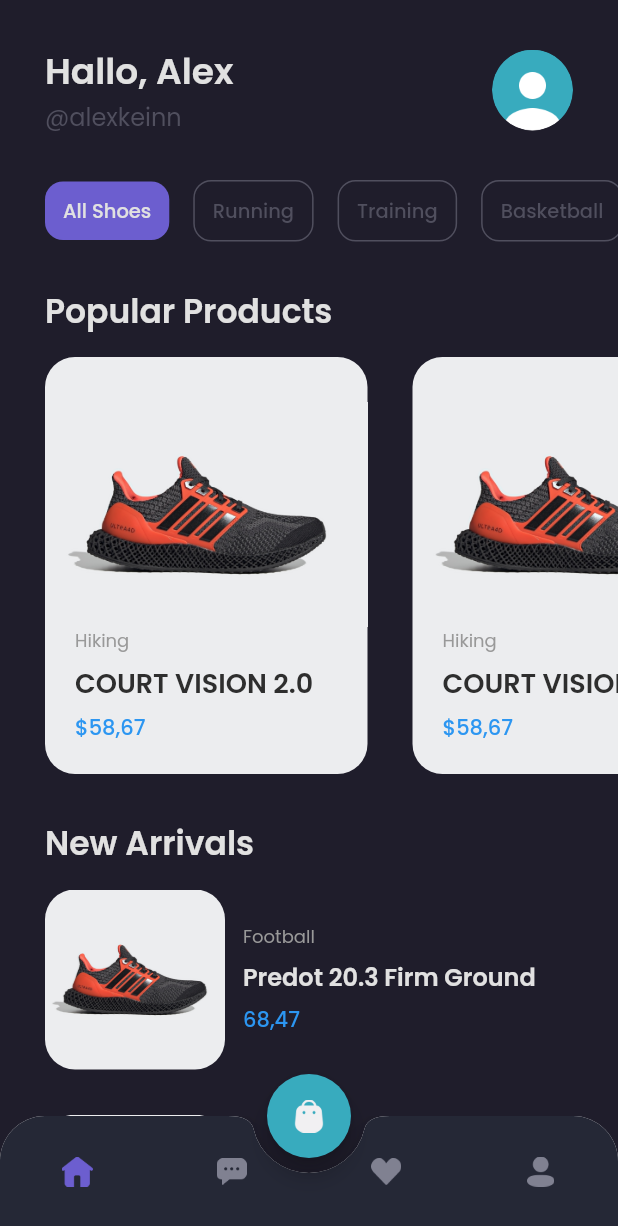
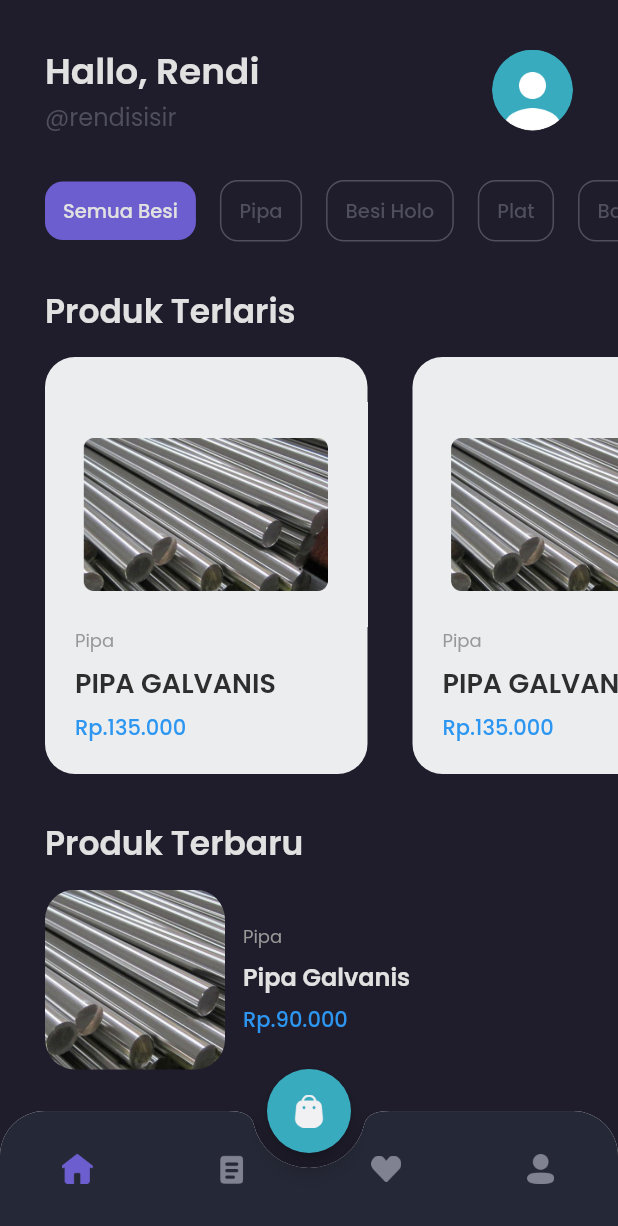
Before and after one commit to rndik/papb-tubes, a Flutter app: the screen it shows after launch, after a tap on "Sign In", on a phone screen of 412 x 824 dp. Shown: the top 1226 px of the screen. Run offline on Flutter 3.47's test engine with Material 3 defaults, Android fonts, the phone set to English and light mode, and no system bars; our stand-ins replace carousel_slider, google_fonts.

Commit message:
perbaikan gambar product dan splash page

```diff
--- a/lib/pages/edit_profile_page.dart
+++ b/lib/pages/edit_profile_page.dart
@@ -50,7 +50,7 @@ class EditProfilePage extends StatelessWidget {
             TextFormField(
               style: primaryTextStyle,
               decoration: InputDecoration(
-                hintText: 'Alex keinnzal',
+                hintText: 'Rendi Kurniawan',
                 hintStyle: primaryTextStyle,
                 enabledBorder: UnderlineInputBorder(
                   borderSide: BorderSide(
@@ -81,7 +81,7 @@ class EditProfilePage extends StatelessWidget {
             TextFormField(
               style: primaryTextStyle,
               decoration: InputDecoration(
-                hintText: '@alexkeinn',
+                hintText: '@rendisisir',
                 hintStyle: primaryTextStyle,
                 enabledBorder: UnderlineInputBorder(
                   borderSide: BorderSide(
@@ -112,7 +112,7 @@ class EditProfilePage extends StatelessWidget {
             TextFormField(
               style: primaryTextStyle,
               decoration: InputDecoration(
-                hintText: 'alex.kein@gmail.com',
+                hintText: 'rendi.kur@gmail.com',
                 hintStyle: primaryTextStyle,
                 enabledBorder: UnderlineInputBorder(
                   borderSide: BorderSide(
--- a/lib/pages/home/home_page.dart
+++ b/lib/pages/home/home_page.dart
@@ -17,12 +17,12 @@ class HomePage extends StatelessWidget {
                 crossAxisAlignment: CrossAxisAlignment.start,
                 children: [
                   Text(
-                    'Hallo, Alex',
+                    'Hallo, Rendi',
                     style: primaryTextStyle.copyWith(
                         fontSize: 24, fontWeight: semiBold),
                   ),
                   Text(
-                    "@alexkeinn",
+                    "@rendisisir",
                     style: subtitleTextStyle.copyWith(fontSize: 16),
                   ),
                 ],
@@ -66,7 +66,7 @@ class HomePage extends StatelessWidget {
                   color: primaryColor,
                 ),
                 child: Text(
-                  'All Shoes',
+                  'Semua Besi',
                   style: primaryTextStyle.copyWith(
                     fontSize: 13,
                     fontWeight: medium,
@@ -85,7 +85,7 @@ class HomePage extends StatelessWidget {
                   color: transparentColor,
                 ),
                 child: Text(
-                  'Running',
+                  'Pipa',
                   style: subtitleTextStyle.copyWith(
                     fontSize: 13,
                     fontWeight: medium,
@@ -104,7 +104,7 @@ class HomePage extends StatelessWidget {
                   color: transparentColor,
                 ),
                 child: Text(
-                  'Training',
+                  'Besi Holo',
                   style: subtitleTextStyle.copyWith(
                     fontSize: 13,
                     fontWeight: medium,
@@ -123,7 +123,7 @@ class HomePage extends StatelessWidget {
                   color: transparentColor,
                 ),
                 child: Text(
-                  'Basketball',
+                  'Plat',
                   style: subtitleTextStyle.copyWith(
                     fontSize: 13,
                     fontWeight: medium,
@@ -142,7 +142,7 @@ class HomePage extends StatelessWidget {
                   color: transparentColor,
                 ),
                 child: Text(
-                  'Hiking',
+                  'Baja Ringan',
                   style: subtitleTextStyle.copyWith(
                     fontSize: 13,
                     fontWeight: medium,
@@ -160,7 +160,7 @@ class HomePage extends StatelessWidget {
           margin: EdgeInsets.only(
               top: defaultMargin, left: defaultMargin, right: defaultMargin),
           child: Text(
-            'Popular Products',
+            'Produk Terlaris',
             style:
                 primaryTextStyle.copyWith(fontSize: 22, fontWeight: semiBold),
           ));
@@ -191,7 +191,7 @@ class HomePage extends StatelessWidget {
           margin: EdgeInsets.only(
               top: defaultMargin, left: defaultMargin, right: defaultMargin),
           child: Text(
-            'New Arrivals',
+            'Produk Terbaru',
             style:
                 primaryTextStyle.copyWith(fontSize: 22, fontWeight: semiBold),
           ));
--- a/lib/pages/home/main_page.dart
+++ b/lib/pages/home/main_page.dart
@@ -66,8 +66,8 @@ class _MainPageState extends State<MainPage> {
                     bottom:10,
                     ),
                     child: Image.asset(
-                      'assets/icon_chat.png',
-                      width: 20,
+                      'assets/icon_myorder.png',
+                      width: 26,
                       color: currentIndex == 1 ? primaryColor : Color(0xff808191),
                     ),
                   ),
--- a/lib/pages/home/profile_page.dart
+++ b/lib/pages/home/profile_page.dart
@@ -30,14 +30,14 @@ class ProfilePage extends StatelessWidget {
                     crossAxisAlignment: CrossAxisAlignment.start,
                     children: [
                       Text(
-                        'Hallo, Alex',
+                        'Hallo, Rendi',
                         style: primaryTextStyle.copyWith(
                           fontSize: 24,
                           fontWeight: semiBold,
                         ),
                       ),
                       Text(
-                        '@alexkeinn',
+                        '@rendisisir',
                         style: subtitleTextStyle.copyWith(
                           fontSize: 16,
                         ),
--- a/lib/pages/product_page.dart
+++ b/lib/pages/product_page.dart
@@ -11,21 +11,21 @@ class ProductPage extends StatefulWidget {
 
 class _ProductPageState extends State<ProductPage> {
   List images = [
-    'assets/image_shoes.png',
-    'assets/image_shoes.png',
-    'assets/image_shoes.png',
+    'assets/image_steel2.png',
+    'assets/image_steel2.png',
+    'assets/image_steel2.png',
   ];
 
-  List familiarShoes = [
-    'assets/image_shoes.png',
-    'assets/image_shoes.png',
-    'assets/image_shoes.png',
-    'assets/image_shoes.png',
-    'assets/image_shoes.png',
-    'assets/image_shoes.png',
-    'assets/image_shoes.png',
-    'assets/image_shoes.png',
-    'assets/image_shoes.png',
+  List familiarSteel = [
+    'assets/image_steel2.png',
+    'assets/image_steel2.png',
+    'assets/image_steel2.png',
+    'assets/image_steel2.png',
+    'assets/image_steel2.png',
+    'assets/image_steel2.png',
+    'assets/image_steel2.png',
+    'assets/image_steel2.png',
+    'assets/image_steel2.png',
   ];
 
   int currentIndex = 0;
@@ -46,7 +46,7 @@ class _ProductPageState extends State<ProductPage> {
       );
     }
 
-    Widget familiarShoesCard(String imageUrl) {
+    Widget familiarSteelCard(String imageUrl) {
       return Container(
         width: 54,
         height: 54,
@@ -144,14 +144,14 @@ class _ProductPageState extends State<ProductPage> {
                       crossAxisAlignment: CrossAxisAlignment.start,
                       children: [
                         Text(
-                          'TERREX URBAN LOW',
+                          'PIPA GALVANIS',
                           style: primaryTextStyle.copyWith(
                             fontSize: 18,
                             fontWeight: semiBold,
                           ),
                         ),
                         Text(
-                          'Hiking',
+                          'Pipa',
                           style: secondaryTextStyle.copyWith(
                             fontSize: 12,
                           ),
@@ -181,11 +181,11 @@ class _ProductPageState extends State<ProductPage> {
                 mainAxisAlignment: MainAxisAlignment.spaceBetween,
                 children: [
                   Text(
-                    'Price starts from',
+                    'Harga mulai dari',
                     style: primaryTextStyle,
                   ),
                   Text(
-                    '\$143,98',
+                    'Rp.135.000',
                     style: priceTextStyle.copyWith(
                       fontSize: 17,
                       fontWeight: semiBold,
@@ -207,7 +207,7 @@ class _ProductPageState extends State<ProductPage> {
                 crossAxisAlignment: CrossAxisAlignment.start,
                 children: [
                   Text(
-                    'Description',
+                    'Deskripsi',
                     style: primaryTextStyle.copyWith(
                       fontWeight: medium,
                     ),
@@ -216,7 +216,7 @@ class _ProductPageState extends State<ProductPage> {
                     height: 12,
                   ),
                   Text(
-                    'Unpaved trails and mixed surfaces are easy when you have the traction and support you need. Casual enough for the daily commute.',
+                    'Pipa Galvanis merupakan pipa yang telah dilapisi seng sehingga penggunaannya dapat di aplikasi ke rumah maupun hotel karena tergolong aman dan juga tidak mudah berkarat.',
                     style: subtitleTextStyle.copyWith(
                       fontWeight: light,
                     ),
@@ -226,7 +226,7 @@ class _ProductPageState extends State<ProductPage> {
               ),
             ),
 
-            //FAMILIARSHOES
+            //familiarSteel
             Container(
               width: double.infinity,
               margin: EdgeInsets.only(
@@ -240,7 +240,7 @@ class _ProductPageState extends State<ProductPage> {
                       horizontal: defaultMargin,
                     ),
                     child: Text(
-                      'Familiar Shoes',
+                      'Produk Lain',
                       style: primaryTextStyle.copyWith(
                         fontWeight: medium,
                       ),
@@ -252,13 +252,13 @@ class _ProductPageState extends State<ProductPage> {
                   SingleChildScrollView(
                     scrollDirection: Axis.horizontal,
                     child: Row(
-                      children: familiarShoes.map((image) {
+                      children: familiarSteel.map((image) {
                         index++;
                         return Container(
                           margin: EdgeInsets.only(
                             left: index == 0 ? defaultMargin : 0
                           ),
-                          child: familiarShoesCard(image)
+                          child: familiarSteelCard(image)
                         );
                       }).toList(),
                     ),
@@ -278,16 +278,6 @@ class _ProductPageState extends State<ProductPage> {
               ),
               child: Row(
                 children: [
-                  Container(
-                    width: 54,
-                    height: 54,
-                    decoration: BoxDecoration(
-                      image: DecorationImage(
-                        image: AssetImage(
-                          'assets/button_chat.png'
-                        ))
-                    ),
-                  ),
                   SizedBox(
                     width: 16,
                   ),
@@ -303,7 +293,7 @@ class _ProductPageState extends State<ProductPage> {
                           backgroundColor: primaryColor
                         ),
                         child: Text(
-                          'Add to Cart',
+                          'Tambah ke Keranjang',
                           style: primaryTextStyle.copyWith(
                             fontSize: 16,
                             fontWeight: semiBold
--- a/lib/pages/splash_page.dart
+++ b/lib/pages/splash_page.dart
@@ -25,11 +25,11 @@ class _SplashPageState extends State<SplashPage> {
       backgroundColor: backgroundColor1,
       body: Center(
         child: Container(
-          width: 130,
-          height: 150,
+          width: 180,
+          height: 200,
           decoration: BoxDecoration(
               image: DecorationImage(
-                  image: AssetImage('assets/image_splash.png'))),
+                  image: AssetImage('assets/image_splash2.png'))),
         ),
       ),
     );
--- a/lib/widgets/product_card.dart
+++ b/lib/widgets/product_card.dart
@@ -23,7 +23,7 @@ class ProductCard extends StatelessWidget {
               height: 30,
             ),
             Image.asset(
-              'assets/image_shoes.png',
+              'assets/image_steel2.png',
               width: 215,
               height: 150,
               fit: BoxFit.cover,
@@ -34,14 +34,14 @@ class ProductCard extends StatelessWidget {
                 crossAxisAlignment: CrossAxisAlignment.start,
                 children: [
                   Text(
-                    'Hiking',
+                    'Pipa',
                     style: secondaryTextStyle.copyWith(fontSize: 12),
                   ),
                   SizedBox(
                     height: 6,
                   ),
                   Text(
-                    'COURT VISION 2.0',
+                    'PIPA GALVANIS',
                     style: blackTextStyle.copyWith(
                       fontSize: 18,
                       fontWeight: semiBold,
@@ -52,7 +52,7 @@ class ProductCard extends StatelessWidget {
                     height: 6,
                   ),
                   Text(
-                    '\$58,67',
+                    'Rp.135.000',
                     style: priceTextStyle.copyWith(
                         fontSize: 14, fontWeight: medium),
                   )
--- a/lib/widgets/product_tile.dart
+++ b/lib/widgets/product_tile.dart
@@ -19,7 +19,7 @@ class ProductTile extends StatelessWidget {
             ClipRRect(
               borderRadius: BorderRadius.circular(20),
               child: Image.asset(
-                'assets/image_shoes.png',
+                'assets/image_steel.png',
                 width: 120,
                 height: 120,
                 fit: BoxFit.cover,
@@ -33,7 +33,7 @@ class ProductTile extends StatelessWidget {
               crossAxisAlignment: CrossAxisAlignment.start,
               children: [
                 Text(
-                  'Football',
+                  'Pipa',
                   style: secondaryTextStyle.copyWith(
                     fontSize: 12,
                   ),
@@ -42,7 +42,7 @@ class ProductTile extends StatelessWidget {
                   height: 6,
                 ),
                 Text(
-                  'Predot 20.3 Firm Ground',
+                  'Pipa Galvanis',
                   style: primaryTextStyle.copyWith(
                     fontSize: 16,
                     fontWeight: semiBold,
@@ -52,7 +52,7 @@ class ProductTile extends StatelessWidget {
                   height: 6,
                 ),
                 Text(
-                  '\68,47',
+                  'Rp.90.000',
                   style: priceTextStyle.copyWith(fontWeight: medium),
                 )
               ],
--- a/lib/widgets/wishlist_cart.dart
+++ b/lib/widgets/wishlist_cart.dart
@@ -16,7 +16,7 @@ class WishlistCart extends StatelessWidget {
           ClipRRect(
             borderRadius: BorderRadius.circular(12),
             child: Image.asset(
-              'assets/image_shoes.png',
+              'assets/image_steel.png',
               width: 60,
             ),
           ),
@@ -28,13 +28,13 @@ class WishlistCart extends StatelessWidget {
               crossAxisAlignment: CrossAxisAlignment.start,
               children: [
               Text(
-                'Terrex Urban Low',
+                'Pipa Galvanis',
                 style: primaryTextStyle.copyWith(
                   fontWeight: semiBold,
                 ),
               ),
               Text(
-                '\$143,98',
+                'Rp.135.000',
                 style: priceTextStyle,
               )
             ],
```
Also changed, not shown: lib/pages/home/chat_page.dart (+15 -22 lines), assets/icon_myorder.png (added), assets/image_splash2.png (added), assets/image_steel.png (added), assets/image_steel2.png (added), 22 other files.
